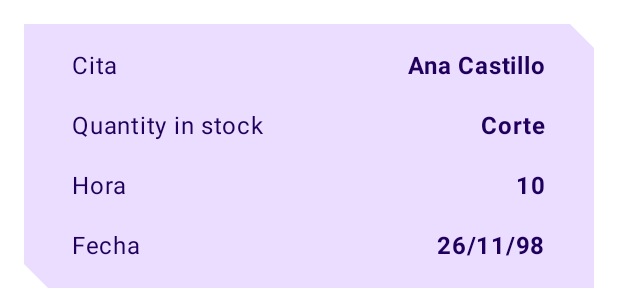
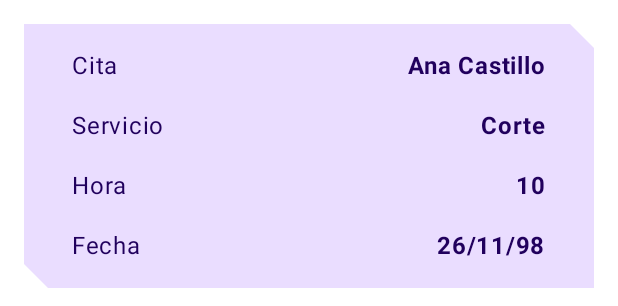
Before and after one commit to valery2698/ProyectoCitas, an Android app built with Jetpack Compose: the @Preview function ItemDetailsScreenPreview, on a phone screen of 412 x 824 dp. Shown: the top 306 px of the screen. Run offline under Robolectric (Android 15) with nearby library versions, the phone set to English and light mode, and no system bars; our stand-ins replace Room's generated code.

Commit message:
Correccion de textos

```diff
--- a/app/src/main/res/values/strings.xml
+++ b/app/src/main/res/values/strings.xml
@@ -15,7 +15,7 @@
     <string name="no">No</string>
     <string name="price">Hora</string>
     <string name="date">Fecha</string>
-    <string name="quantity_in_stock">Quantity in stock</string>
+    <string name="quantity_in_stock">Servicio</string>
     <string name="in_stock">%d in stock</string>
     <string name="hora_req">Hora*</string>
     <string name="date_req">Fecha*</string>
```
